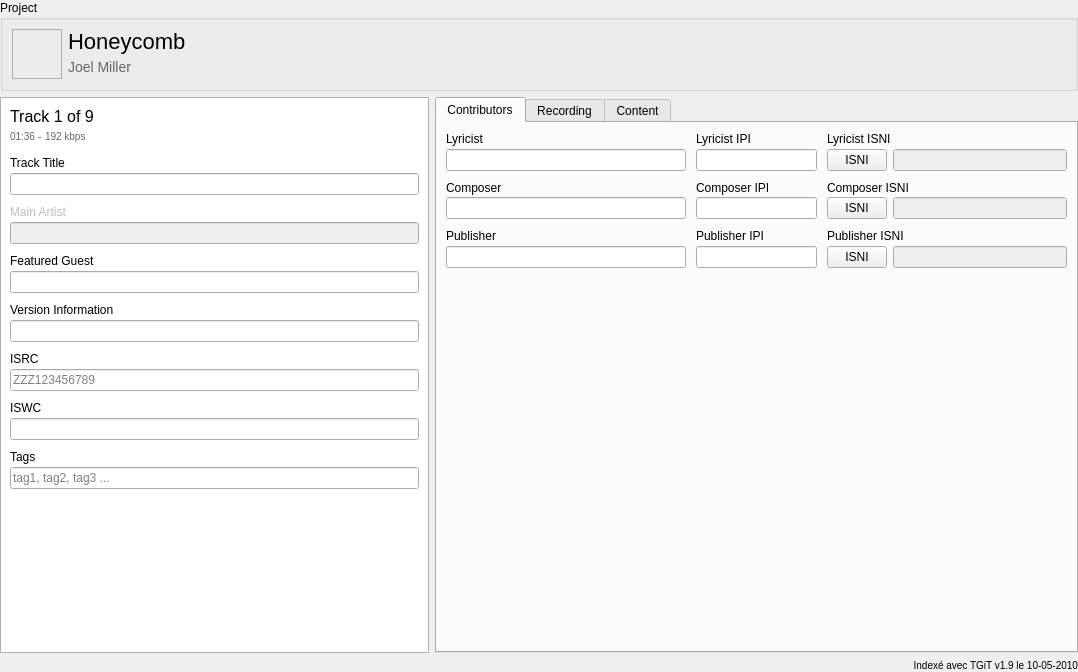
Before: the Qt Designer form resources/ui/track_page.ui in Iconoclasteinc/tgit, drawn with Qt 5.
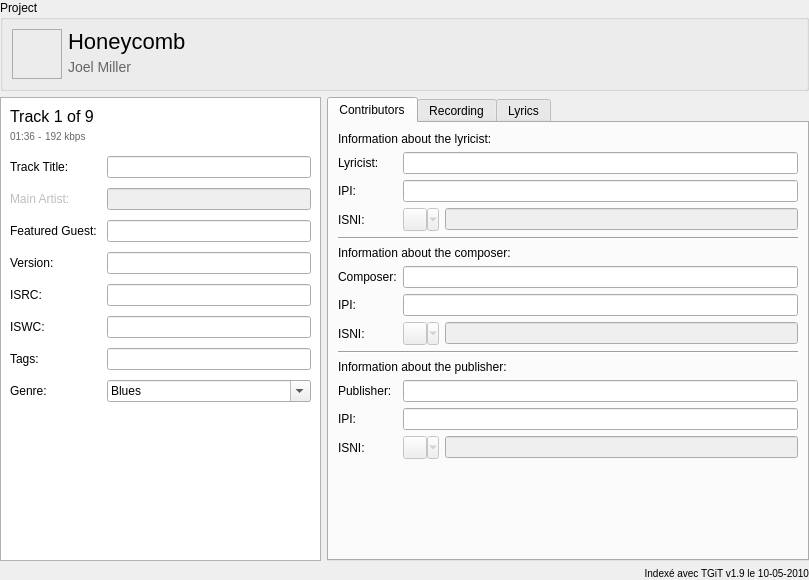
After: the same form once the commit is applied. Icons and pictures are not drawn. Custom widgets are drawn as their Qt base class.

Commit message: Move the track edition page to form layouts.

Diff of the .ui file:
```diff
--- a/resources/ui/track_page.ui
+++ b/resources/ui/track_page.ui
@@ -6,8 +6,8 @@
    <rect>
     <x>0</x>
     <y>0</y>
-    <width>1078</width>
-    <height>672</height>
+    <width>809</width>
+    <height>580</height>
    </rect>
   </property>
   <layout class="QVBoxLayout" name="verticalLayout" stretch="0,1,0">
@@ -140,7 +140,7 @@
            </widget>
           </item>
           <item>
-           <layout class="QHBoxLayout" name="horizontalLayout_9">
+           <layout class="QHBoxLayout" name="_track_sub_informations">
             <property name="spacing">
              <number>3</number>
             </property>
@@ -195,14 +195,11 @@
          </layout>
         </item>
         <item>
-         <layout class="QVBoxLayout" name="_track_title_container">
-          <property name="spacing">
-           <number>3</number>
-          </property>
-          <item>
+         <layout class="QFormLayout" name="formLayout">
+          <item row="0" column="0">
            <widget class="QLabel" name="_track_title_caption">
             <property name="text">
-             <string>Track Title</string>
+             <string>Track Title:</string>
             </property>
             <property name="alignment">
              <set>Qt::AlignLeading|Qt::AlignLeft|Qt::AlignVCenter</set>
@@ -212,23 +209,16 @@
             </property>
            </widget>
           </item>
-          <item>
+          <item row="0" column="1">
            <widget class="QLineEdit" name="_track_title"/>
           </item>
-         </layout>
-        </item>
-        <item>
-         <layout class="QVBoxLayout" name="_lead_performer_container">
-          <property name="spacing">
-           <number>3</number>
-          </property>
-          <item>
+          <item row="1" column="0">
            <widget class="QLabel" name="_lead_performer_caption">
             <property name="enabled">
              <bool>false</bool>
             </property>
             <property name="text">
-             <string>Main Artist</string>
+             <string>Main Artist:</string>
             </property>
             <property name="alignment">
              <set>Qt::AlignLeading|Qt::AlignLeft|Qt::AlignVCenter</set>
@@ -238,24 +228,17 @@
             </property>
            </widget>
           </item>
-          <item>
+          <item row="1" column="1">
            <widget class="QLineEdit" name="_lead_performer">
             <property name="enabled">
              <bool>false</bool>
             </property>
            </widget>
           </item>
-         </layout>
-        </item>
-        <item>
-         <layout class="QVBoxLayout" name="_featured_guest_container">
-          <property name="spacing">
-           <number>3</number>
-          </property>
-          <item>
+          <item row="2" column="0">
            <widget class="QLabel" name="_featured_guest_caption">
             <property name="text">
-             <string>Featured Guest</string>
+             <string>Featured Guest:</string>
             </property>
             <property name="alignment">
              <set>Qt::AlignLeading|Qt::AlignLeft|Qt::AlignVCenter</set>
@@ -265,20 +248,13 @@
             </property>
            </widget>
           </item>
-          <item>
+          <item row="2" column="1">
            <widget class="QLineEdit" name="_featured_guest"/>
           </item>
-         </layout>
-        </item>
-        <item>
-         <layout class="QVBoxLayout" name="_version_container">
-          <property name="spacing">
-           <number>3</number>
-          </property>
-          <item>
+          <item row="3" column="0">
            <widget class="QLabel" name="_version_caption">
             <property name="text">
-             <string>Version Information</string>
+             <string>Version:</string>
             </property>
             <property name="alignment">
              <set>Qt::AlignLeading|Qt::AlignLeft|Qt::AlignVCenter</set>
@@ -288,20 +264,13 @@
             </property>
            </widget>
           </item>
-          <item>
+          <item row="3" column="1">
            <widget class="QLineEdit" name="_version"/>
           </item>
-         </layout>
-        </item>
-        <item>
-         <layout class="QVBoxLayout" name="_isrc_container">
-          <property name="spacing">
-           <number>3</number>
-          </property>
-          <item>
+          <item row="4" column="0">
            <widget class="QLabel" name="_isrc_caption">
             <property name="text">
-             <string>ISRC</string>
+             <string>ISRC:</string>
             </property>
             <property name="alignment">
              <set>Qt::AlignLeading|Qt::AlignLeft|Qt::AlignVCenter</set>
@@ -311,24 +280,13 @@
             </property>
            </widget>
           </item>
-          <item>
-           <widget class="QLineEdit" name="_isrc">
-            <property name="placeholderText">
-             <string>ZZZ123456789</string>
-            </property>
-           </widget>
+          <item row="4" column="1">
+           <widget class="QLineEdit" name="_isrc"/>
           </item>
-         </layout>
-        </item>
-        <item>
-         <layout class="QVBoxLayout" name="_iswc_container">
-          <property name="spacing">
-           <number>3</number>
-          </property>
-          <item>
+          <item row="5" column="0">
            <widget class="QLabel" name="_iswc_caption">
             <property name="text">
-             <string>ISWC</string>
+             <string>ISWC:</string>
             </property>
             <property name="alignment">
              <set>Qt::AlignLeading|Qt::AlignLeft|Qt::AlignVCenter</set>
@@ -338,20 +296,13 @@
             </property>
            </widget>
           </item>
-          <item>
+          <item row="5" column="1">
            <widget class="QLineEdit" name="_iswc"/>
           </item>
-         </layout>
-        </item>
-        <item>
-         <layout class="QVBoxLayout" name="_tags_container">
-          <property name="spacing">
-           <number>3</number>
-          </property>
-          <item>
+          <item row="6" column="0">
            <widget class="QLabel" name="_tags_caption">
             <property name="text">
-             <string>Tags</string>
+             <string>Tags:</string>
             </property>
             <property name="alignment">
              <set>Qt::AlignLeading|Qt::AlignLeft|Qt::AlignVCenter</set>
@@ -361,10 +312,58 @@
             </property>
            </widget>
           </item>
+          <item row="6" column="1">
+           <widget class="QLineEdit" name="_tags"/>
+          </item>
+          <item row="7" column="1">
+           <widget class="QComboBox" name="_genre">
+            <property name="sizePolicy">
+             <sizepolicy hsizetype="MinimumExpanding" vsizetype="Fixed">
+              <horstretch>0</horstretch>
+              <verstretch>1</verstretch>
+             </sizepolicy>
+            </property>
+            <property name="cursor">
+             <cursorShape>PointingHandCursor</cursorShape>
+            </property>
+            <property name="focusPolicy">
+             <enum>Qt::StrongFocus</enum>
+            </property>
+            <property name="editable">
+             <bool>true</bool>
+            </property>
+            <property name="insertPolicy">
+             <enum>QComboBox::NoInsert</enum>
+            </property>
           <item>
-           <widget class="QLineEdit" name="_tags">
-            <property name="placeholderText">
-             <string>tag1, tag2, tag3 ...</string>
+             <property name="text">
+              <string>Blues</string>
+             </property>
+            </item>
+            <item>
+             <property name="text">
+              <string>Country</string>
+             </property>
+            </item>
+            <item>
+             <property name="text">
+              <string>Dance</string>
+             </property>
+            </item>
+            <item>
+             <property name="text">
+              <string>Hip-Hop</string>
+             </property>
+            </item>
+           </widget>
+          </item>
+          <item row="7" column="0">
+           <widget class="QLabel" name="_genre_caption">
+            <property name="text">
+             <string>Genre:</string>
+            </property>
+            <property name="buddy">
+             <cstring>_genre</cstring>
             </property>
            </widget>
           </item>
@@ -395,58 +394,66 @@
         <attribute name="title">
          <string>Contributors</string>
         </attribute>
-        <layout class="QVBoxLayout" name="verticalLayout_2">
-         <property name="spacing">
-          <number>10</number>
-         </property>
-         <item>
-          <layout class="QGridLayout" name="_lyricist_container" columnstretch="2,1,2">
-           <property name="verticalSpacing">
-            <number>3</number>
-           </property>
-           <item row="1" column="1">
-            <widget class="QLineEdit" name="_lyricist_ipi"/>
+        <layout class="QFormLayout" name="formLayout_5">
+         <item row="0" column="0" colspan="2">
+          <widget class="QLabel" name="_lyricist_header">
+           <property name="text">
+            <string>Information about the lyricist:</string>
+           </property>
+          </widget>
            </item>
            <item row="1" column="0">
-            <widget class="QLineEdit" name="_lyricist"/>
-           </item>
-           <item row="0" column="0">
             <widget class="QLabel" name="_lyricist_caption">
              <property name="text">
-              <string>Lyricist</string>
+            <string>Lyricist:</string>
              </property>
              <property name="buddy">
               <cstring>_lyricist</cstring>
              </property>
             </widget>
            </item>
-           <item row="1" column="2">
+         <item row="1" column="1">
+          <widget class="QLineEdit" name="_lyricist"/>
+         </item>
+         <item row="2" column="0">
+          <widget class="QLabel" name="_lyricist_ipi_caption">
+           <property name="text">
+            <string>IPI:</string>
+           </property>
+          </widget>
+         </item>
+         <item row="2" column="1">
+          <widget class="QLineEdit" name="_lyricist_ipi"/>
+         </item>
+         <item row="3" column="0">
+          <widget class="QLabel" name="_lyricist_isni_caption">
+           <property name="text">
+            <string>ISNI:</string>
+           </property>
+          </widget>
+         </item>
+         <item row="3" column="1">
             <layout class="QHBoxLayout" name="_lyricist_input_container">
              <property name="spacing">
               <number>6</number>
              </property>
              <item>
               <widget class="QToolButton" name="_lyricist_isni_actions_button">
-               <property name="minimumSize">
-                <size>
-                 <width>60</width>
-                 <height>22</height>
-                </size>
+             <property name="enabled">
+              <bool>false</bool>
                </property>
                <property name="cursor">
                 <cursorShape>PointingHandCursor</cursorShape>
                </property>
                <property name="focusPolicy">
-                <enum>Qt::ClickFocus</enum>
-               </property>
-               <property name="text">
-                <string>ISNI</string>
+              <enum>Qt::WheelFocus</enum>
+             </property>
+             <property name="icon">
+              <iconset resource="../resources.qrc">
+               <normaloff>:/search</normaloff>:/search</iconset>
                </property>
                <property name="popupMode">
-                <enum>QToolButton::InstantPopup</enum>
-               </property>
-               <property name="toolButtonStyle">
-                <enum>Qt::ToolButtonTextOnly</enum>
+              <enum>QToolButton::MenuButtonPopup</enum>
                </property>
               </widget>
              </item>
@@ -459,55 +466,59 @@
              </item>
             </layout>
            </item>
-           <item row="0" column="1">
-            <widget class="QLabel" name="_lyricist_ipi_caption">
-             <property name="text">
-              <string>Lyricist IPI</string>
+         <item row="4" column="0" colspan="2">
+          <widget class="Line" name="line_2">
+           <property name="orientation">
+            <enum>Qt::Horizontal</enum>
              </property>
             </widget>
            </item>
-           <item row="0" column="2">
-            <widget class="QLabel" name="_lyricist_isni_caption">
+         <item row="5" column="0" colspan="2">
+          <widget class="QLabel" name="_composer_header">
              <property name="text">
-              <string>Lyricist ISNI</string>
+            <string>Information about the composer:</string>
              </property>
             </widget>
            </item>
-          </layout>
-         </item>
-         <item>
-          <layout class="QGridLayout" name="_composer_container" columnstretch="2,1,2">
-           <property name="verticalSpacing">
-            <number>2</number>
-           </property>
-           <item row="1" column="1">
-            <widget class="QLineEdit" name="_composer_ipi"/>
-           </item>
-           <item row="1" column="0">
-            <widget class="QLineEdit" name="_composer"/>
-           </item>
-           <item row="0" column="0">
+         <item row="6" column="0">
             <widget class="QLabel" name="_composer_caption">
              <property name="text">
-              <string>Composer</string>
+            <string>Composer:</string>
              </property>
              <property name="buddy">
               <cstring>_composer</cstring>
              </property>
             </widget>
            </item>
-           <item row="1" column="2">
+         <item row="6" column="1">
+          <widget class="QLineEdit" name="_composer"/>
+         </item>
+         <item row="7" column="0">
+          <widget class="QLabel" name="_composer_ipi_caption">
+           <property name="text">
+            <string>IPI:</string>
+           </property>
+          </widget>
+         </item>
+         <item row="7" column="1">
+          <widget class="QLineEdit" name="_composer_ipi"/>
+         </item>
+         <item row="8" column="0">
+          <widget class="QLabel" name="_composer_isni_caption">
+           <property name="text">
+            <string>ISNI:</string>
+           </property>
+          </widget>
+         </item>
+         <item row="8" column="1">
             <layout class="QHBoxLayout" name="_composer_input_container">
              <property name="spacing">
               <number>6</number>
              </property>
              <item>
               <widget class="QToolButton" name="_composer_isni_actions_button">
-               <property name="minimumSize">
-                <size>
-                 <width>60</width>
-                 <height>22</height>
-                </size>
+             <property name="enabled">
+              <bool>false</bool>
                </property>
                <property name="cursor">
                 <cursorShape>PointingHandCursor</cursorShape>
@@ -515,14 +526,12 @@
                <property name="focusPolicy">
                 <enum>Qt::StrongFocus</enum>
                </property>
-               <property name="text">
-                <string>ISNI</string>
+             <property name="icon">
+              <iconset resource="../resources.qrc">
+               <normaloff>:/search</normaloff>:/search</iconset>
                </property>
                <property name="popupMode">
-                <enum>QToolButton::InstantPopup</enum>
-               </property>
-               <property name="toolButtonStyle">
-                <enum>Qt::ToolButtonTextOnly</enum>
+              <enum>QToolButton::MenuButtonPopup</enum>
                </property>
               </widget>
              </item>
@@ -535,64 +544,66 @@
              </item>
             </layout>
            </item>
-           <item row="0" column="1">
-            <widget class="QLabel" name="_composer_ipi_caption">
-             <property name="text">
-              <string>Composer IPI</string>
+         <item row="9" column="0" colspan="2">
+          <widget class="Line" name="line_3">
+           <property name="orientation">
+            <enum>Qt::Horizontal</enum>
              </property>
             </widget>
            </item>
-           <item row="0" column="2">
-            <widget class="QLabel" name="_composer_isni_caption">
+         <item row="10" column="0" colspan="2">
+          <widget class="QLabel" name="_publisher_caption_2">
              <property name="text">
-              <string>Composer ISNI</string>
+            <string>Information about the publisher:</string>
              </property>
             </widget>
            </item>
-          </layout>
-         </item>
-         <item>
-          <layout class="QGridLayout" name="_publisher_container" columnstretch="2,1,2">
-           <property name="verticalSpacing">
-            <number>3</number>
-           </property>
-           <item row="1" column="0">
-            <widget class="QLineEdit" name="_publisher"/>
-           </item>
-           <item row="0" column="0">
+         <item row="11" column="0">
             <widget class="QLabel" name="_publisher_caption">
              <property name="text">
-              <string>Publisher</string>
+            <string>Publisher:</string>
              </property>
              <property name="buddy">
               <cstring>_publisher</cstring>
              </property>
             </widget>
            </item>
-           <item row="1" column="1">
+         <item row="11" column="1">
+          <widget class="QLineEdit" name="_publisher"/>
+         </item>
+         <item row="12" column="0">
+          <widget class="QLabel" name="_publisher_ipi_caption">
+           <property name="text">
+            <string>IPI:</string>
+           </property>
+          </widget>
+         </item>
+         <item row="12" column="1">
             <widget class="QLineEdit" name="_publisher_ipi"/>
            </item>
-           <item row="1" column="2">
+         <item row="13" column="0">
+          <widget class="QLabel" name="_publisher_isni_caption">
+           <property name="text">
+            <string>ISNI:</string>
+           </property>
+          </widget>
+         </item>
+         <item row="13" column="1">
             <layout class="QHBoxLayout" name="_publisher_input_container">
              <property name="spacing">
               <number>6</number>
              </property>
              <item>
               <widget class="QToolButton" name="_publisher_isni_actions_button">
-               <property name="minimumSize">
-                <size>
-                 <width>60</width>
-                 <height>22</height>
-                </size>
-               </property>
-               <property name="text">
-                <string>ISNI</string>
+             <property name="enabled">
+              <bool>false</bool>
+             </property>
+             <property name="icon">
+              <iconset resource="../resources.qrc">
+               <normaloff>:/search</normaloff>:/search</iconset>
                </property>
                <property name="popupMode">
-                <enum>QToolButton::InstantPopup</enum>
-               </property>
-               <property name="toolButtonStyle">
-                <enum>Qt::ToolButtonTextOnly</enum>
+              <enum>QToolButton::MenuButtonPopup</enum>
                </property>
               </widget>
              </item>
@@ -605,81 +616,44 @@
              </item>
             </layout>
            </item>
-           <item row="0" column="1">
-            <widget class="QLabel" name="_publisher_ipi_caption">
-             <property name="text">
-              <string>Publisher IPI</string>
-             </property>
-            </widget>
-           </item>
-           <item row="0" column="2">
-            <widget class="QLabel" name="_publisher_isni_caption">
-             <property name="text">
-              <string>Publisher ISNI</string>
-             </property>
-            </widget>
-           </item>
-          </layout>
-         </item>
-         <item>
-          <spacer name="verticalSpacer">
-           <property name="orientation">
-            <enum>Qt::Vertical</enum>
-           </property>
-           <property name="sizeHint" stdset="0">
-            <size>
-             <width>20</width>
-             <height>40</height>
-            </size>
-           </property>
-          </spacer>
-         </item>
         </layout>
        </widget>
        <widget class="QWidget" name="_recording_tab">
         <attribute name="title">
          <string>Recording</string>
         </attribute>
-        <layout class="QVBoxLayout" name="verticalLayout_5">
-         <property name="spacing">
-          <number>10</number>
-         </property>
-         <item>
-          <layout class="QVBoxLayout" name="_production_company_container">
-           <property name="spacing">
-            <number>3</number>
-           </property>
-           <item>
+        <layout class="QFormLayout" name="formLayout_4">
+         <item row="0" column="0" colspan="2">
+          <widget class="QLabel" name="_production_company_header">
+           <property name="text">
+            <string>Information about the production company:</string>
+           </property>
+          </widget>
+         </item>
+         <item row="1" column="0">
             <widget class="QLabel" name="_production_company_caption">
              <property name="text">
-              <string>Production Company</string>
+            <string>Production Company:</string>
              </property>
              <property name="buddy">
               <cstring>_production_company</cstring>
              </property>
             </widget>
            </item>
-           <item>
+         <item row="1" column="1">
             <widget class="QLineEdit" name="_production_company"/>
            </item>
-          </layout>
-         </item>
-         <item>
-          <layout class="QVBoxLayout" name="_production_company_region_container">
-           <property name="spacing">
-            <number>3</number>
-           </property>
-           <item>
+         <item row="2" column="0">
             <widget class="QLabel" name="_production_company_region_caption">
              <property name="text">
-              <string>Production Location</string>
+            <string>Location:</string>
              </property>
              <property name="buddy">
               <cstring>_production_company_region</cstring>
              </property>
             </widget>
            </item>
-           <item>
+         <item row="2" column="1">
             <widget class="QComboBox" name="_production_company_region">
              <property name="sizePolicy">
               <sizepolicy hsizetype="MinimumExpanding" vsizetype="Fixed">
@@ -692,44 +666,44 @@
              </property>
             </widget>
            </item>
-          </layout>
+         <item row="3" column="0" colspan="2">
+          <widget class="Line" name="line_4">
+           <property name="orientation">
+            <enum>Qt::Horizontal</enum>
+           </property>
+          </widget>
          </item>
-         <item>
-          <layout class="QVBoxLayout" name="_recording_studio_container">
-           <property name="spacing">
-            <number>3</number>
+         <item row="4" column="0" colspan="2">
+          <widget class="QLabel" name="_recording_studio_header">
+           <property name="text">
+            <string>Information about the recording studio:</string>
            </property>
-           <item>
+          </widget>
+         </item>
+         <item row="5" column="0">
             <widget class="QLabel" name="_recording_studio_caption">
              <property name="text">
-              <string>Recording Studio</string>
+            <string>Recording Studio:</string>
              </property>
              <property name="buddy">
               <cstring>_recording_studio</cstring>
              </property>
             </widget>
            </item>
-           <item>
+         <item row="5" column="1">
             <widget class="QLineEdit" name="_recording_studio"/>
            </item>
-          </layout>
-         </item>
-         <item>
-          <layout class="QVBoxLayout" name="_recording_studio_region_container">
-           <property name="spacing">
-            <number>3</number>
-           </property>
-           <item>
+         <item row="6" column="0">
             <widget class="QLabel" name="_recording_studio_region_caption">
              <property name="text">
-              <string>Recording Location</string>
+            <string>Location:</string>
              </property>
              <property name="buddy">
               <cstring>_recording_studio_region</cstring>
              </property>
             </widget>
            </item>
-           <item>
+         <item row="6" column="1">
             <widget class="QComboBox" name="_recording_studio_region">
              <property name="sizePolicy">
               <sizepolicy hsizetype="MinimumExpanding" vsizetype="Fixed">
@@ -742,109 +716,41 @@
              </property>
             </widget>
            </item>
-          </layout>
-         </item>
-         <item>
-          <layout class="QVBoxLayout" name="_music_producer_container">
-           <property name="spacing">
-            <number>3</number>
+         <item row="7" column="0" colspan="2">
+          <widget class="Line" name="line_5">
+           <property name="orientation">
+            <enum>Qt::Horizontal</enum>
            </property>
-           <item>
+          </widget>
+         </item>
+         <item row="8" column="0">
             <widget class="QLabel" name="_music_producer_caption">
              <property name="text">
-              <string>Music Producer</string>
+            <string>Music Producer:</string>
              </property>
              <property name="buddy">
               <cstring>_music_producer</cstring>
              </property>
             </widget>
            </item>
-           <item>
+         <item row="8" column="1">
             <widget class="QLineEdit" name="_music_producer"/>
            </item>
-          </layout>
-         </item>
-         <item>
-          <layout class="QVBoxLayout" name="_mixer_container">
-           <property name="spacing">
-            <number>3</number>
-           </property>
-           <item>
+         <item row="9" column="0">
             <widget class="QLabel" name="_mixer_caption">
              <property name="text">
-              <string>Mixer</string>
+            <string>Mixer:</string>
              </property>
              <property name="buddy">
               <cstring>_mixer</cstring>
              </property>
             </widget>
            </item>
-           <item>
+         <item row="9" column="1">
             <widget class="QLineEdit" name="_mixer"/>
            </item>
-          </layout>
-         </item>
-         <item>
-          <layout class="QVBoxLayout" name="_genre_container">
-           <property name="spacing">
-            <number>3</number>
-           </property>
-           <item>
-            <widget class="QLabel" name="_genre_caption">
-             <property name="text">
-              <string>Primary Style</string>
-             </property>
-             <property name="buddy">
-              <cstring>_genre</cstring>
-             </property>
-            </widget>
-           </item>
-           <item>
-            <widget class="QComboBox" name="_genre">
-             <property name="sizePolicy">
-              <sizepolicy hsizetype="MinimumExpanding" vsizetype="Fixed">
-               <horstretch>0</horstretch>
-               <verstretch>1</verstretch>
-              </sizepolicy>
-             </property>
-             <property name="cursor">
-              <cursorShape>PointingHandCursor</cursorShape>
-             </property>
-             <property name="focusPolicy">
-              <enum>Qt::StrongFocus</enum>
-             </property>
-             <property name="editable">
-              <bool>true</bool>
-             </property>
-             <property name="insertPolicy">
-              <enum>QComboBox::NoInsert</enum>
-             </property>
-             <item>
-              <property name="text">
-               <string>Blues</string>
-              </property>
-             </item>
-             <item>
-              <property name="text">
-               <string>Country</string>
-              </property>
-             </item>
-             <item>
-              <property name="text">
-               <string>Dance</string>
-              </property>
-             </item>
-             <item>
-              <property name="text">
-               <string>Hip-Hop</string>
-              </property>
-             </item>
-            </widget>
-           </item>
-          </layout>
-         </item>
-         <item>
-          <spacer name="verticalSpacer_2">
+         <item row="10" column="0" colspan="2">
+          <spacer name="verticalSpacer">
            <property name="orientation">
             <enum>Qt::Vertical</enum>
            </property>
@@ -860,28 +766,20 @@
        </widget>
        <widget class="QWidget" name="_content_tab">
         <attribute name="title">
-         <string>Content</string>
+         <string>Lyrics</string>
         </attribute>
-        <layout class="QVBoxLayout" name="verticalLayout_8">
-         <property name="spacing">
-          <number>10</number>
-         </property>
-         <item>
-          <layout class="QVBoxLayout" name="_language_container">
-           <property name="spacing">
-            <number>3</number>
-           </property>
-           <item>
+        <layout class="QFormLayout" name="formLayout_3">
+         <item row="0" column="0">
             <widget class="QLabel" name="_language_caption">
              <property name="text">
-              <string>Language</string>
+            <string>Language:</string>
              </property>
              <property name="buddy">
               <cstring>_language</cstring>
              </property>
             </widget>
            </item>
-           <item>
+         <item row="0" column="1">
             <widget class="QComboBox" name="_language">
              <property name="sizePolicy">
               <sizepolicy hsizetype="MinimumExpanding" vsizetype="Fixed">
@@ -900,54 +798,24 @@
              </property>
             </widget>
            </item>
-          </layout>
-         </item>
-         <item>
-          <layout class="QVBoxLayout" name="_preview_container">
-           <property name="spacing">
-            <number>3</number>
+         <item row="1" column="0" colspan="2">
+          <widget class="Line" name="line">
+           <property name="orientation">
+            <enum>Qt::Horizontal</enum>
            </property>
-           <item>
-            <widget class="QLabel" name="_preview_time_caption">
-             <property name="enabled">
-              <bool>false</bool>
-             </property>
-             <property name="text">
-              <string>Preview Time</string>
-             </property>
-             <property name="buddy">
-              <cstring>_preview_time</cstring>
-             </property>
-            </widget>
-           </item>
-           <item>
-            <widget class="QTimeEdit" name="_preview_time">
-             <property name="enabled">
-              <bool>false</bool>
-             </property>
-             <property name="displayFormat">
-              <string>mm:ss</string>
-             </property>
-            </widget>
-           </item>
-          </layout>
-         </item>
-         <item>
-          <layout class="QVBoxLayout" name="_lyrics_container">
-           <property name="spacing">
-            <number>3</number>
-           </property>
-           <item>
+          </widget>
+         </item>
+         <item row="2" column="0" colspan="2">
             <widget class="QLabel" name="_lyrics_caption">
              <property name="text">
-              <string>Lyrics</string>
+            <string>Text</string>
              </property>
              <property name="buddy">
               <cstring>_lyrics</cstring>
              </property>
             </widget>
            </item>
-           <item>
+         <item row="3" column="0" colspan="2">
             <widget class="TextArea" name="_lyrics">
              <property name="sizePolicy">
               <sizepolicy hsizetype="Expanding" vsizetype="Expanding">
@@ -961,8 +829,6 @@
             </widget>
            </item>
           </layout>
-         </item>
-        </layout>
        </widget>
       </widget>
      </item>
```
Left out of the diff: 24 changed lines with no effect on the pictures. Lines whose indentation alone changed are shown as unchanged. The commit also changes 5 other files.
